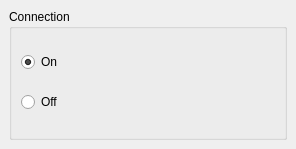
Old version of the form kstars/tools/argswitchindi.ui in the repository KDE/kstars.
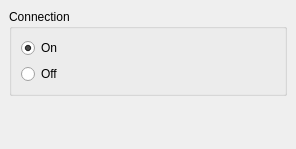
New version of the form.

Patch:
```diff
--- a/kstars/tools/argswitchindi.ui
+++ b/kstars/tools/argswitchindi.ui
@@ -54,6 +54,19 @@
      </layout>
     </widget>
    </item>
+   <item>
+    <spacer>
+     <property name="orientation" >
+      <enum>Qt::Vertical</enum>
+     </property>
+     <property name="sizeHint" >
+      <size>
+       <width>20</width>
+       <height>40</height>
+      </size>
+     </property>
+    </spacer>
+   </item>
   </layout>
  </widget>
  <pixmapfunction></pixmapfunction>
```
